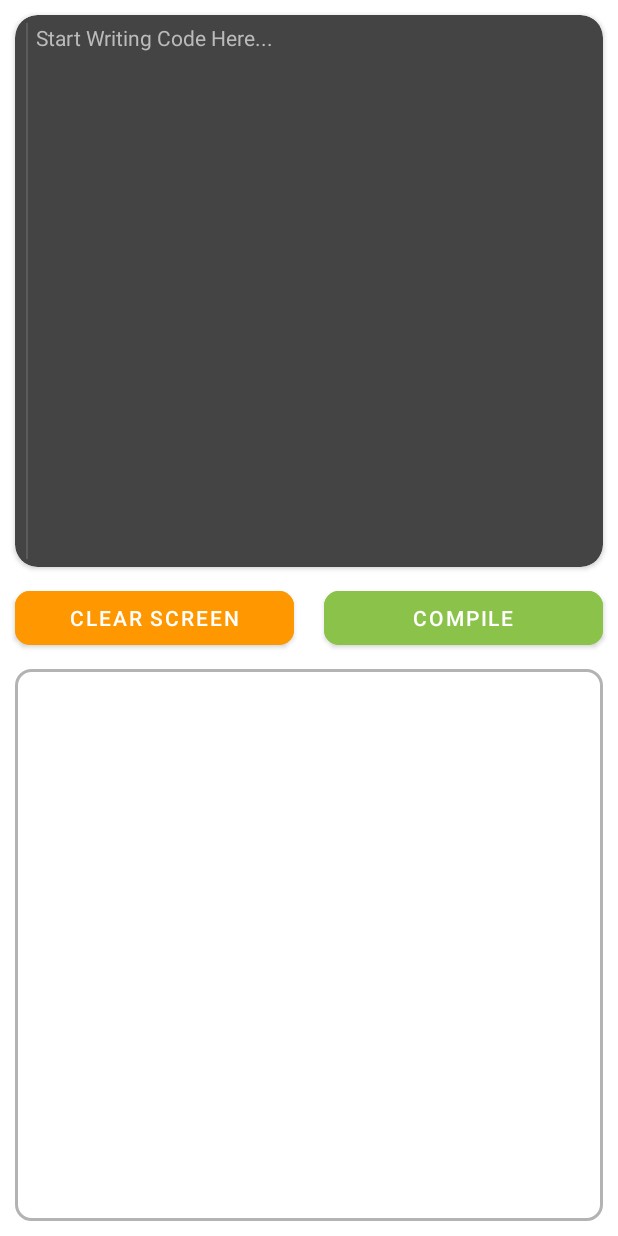
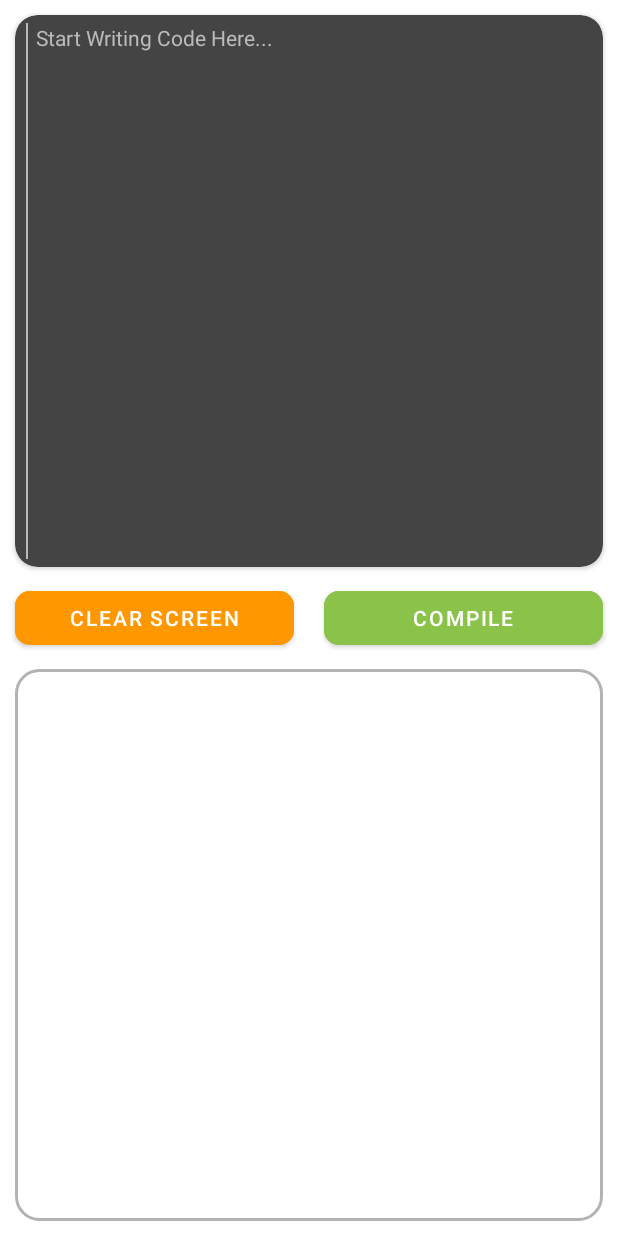
Before and after one commit to protocorn/Pocket-IDE, an Android app: the screen it shows after launch (MainActivity), on a phone screen of 412 x 824 dp. Run offline under Robolectric (Android 15) with nearby library versions, the phone set to English and light mode, and no system bars.

Commit message:
updated layout

```diff
--- a/app/src/main/java/com/example/pocketide/MainActivity.java
+++ b/app/src/main/java/com/example/pocketide/MainActivity.java
@@ -3,7 +3,6 @@ package com.example.pocketide;
 import androidx.appcompat.app.AppCompatActivity;
 
 import android.os.Bundle;
-import android.widget.EditText;
 import android.widget.Toast;
 
 public class MainActivity extends AppCompatActivity {
--- a/app/src/main/res/drawable/outline.xml
+++ b/app/src/main/res/drawable/outline.xml
@@ -10,9 +10,9 @@
         android:color="#b3b3b3" />
 
     <corners
-        android:bottomLeftRadius="10dp"
-        android:bottomRightRadius="10dp"
-        android:topLeftRadius="10dp"
-        android:topRightRadius="10dp" />
+        android:bottomLeftRadius="15dp"
+        android:bottomRightRadius="15dp"
+        android:topLeftRadius="15dp"
+        android:topRightRadius="15dp" />
 
 </shape>
--- a/app/src/main/res/layout/activity_main.xml
+++ b/app/src/main/res/layout/activity_main.xml
@@ -41,13 +41,13 @@
                 android:layout_width="1dp"
                 android:layout_height="match_parent"
                 android:layout_marginLeft="2dp"
-                android:background="?android:attr/listDivider"
-                android:backgroundTint="#FFFFFF" />
+                android:background="@color/white"
+                android:backgroundTint="#bbbbbb" />
 
             <EditText
                 android:id="@+id/editTextTextMultiLine"
                 android:layout_width="match_parent"
-                android:layout_height="308dp"
+                android:layout_height="wrap_content"
                 android:layout_marginLeft="5dp"
                 android:background="#444444"
                 android:ems="10"
@@ -117,7 +117,29 @@
             android:layout_height="match_parent"
             android:background="@drawable/outline"
             android:orientation="vertical"
-            android:weightSum="1"></LinearLayout>
+            android:padding="5dp"
+            android:weightSum="1">
+
+            <ScrollView
+                android:layout_width="match_parent"
+                android:layout_height="match_parent"
+                android:scrollbarSize="0dp">
+
+                <LinearLayout
+                    android:layout_width="match_parent"
+                    android:layout_height="wrap_content"
+                    android:orientation="vertical"
+                    android:padding="5dp">
+
+                    <TextView
+                        android:id="@+id/textView"
+                        android:layout_width="match_parent"
+                        android:layout_height="wrap_content" />
+                </LinearLayout>
+            </ScrollView>
+
+        </LinearLayout>
+
     </androidx.cardview.widget.CardView>
 
 </androidx.constraintlayout.widget.ConstraintLayout>
```
